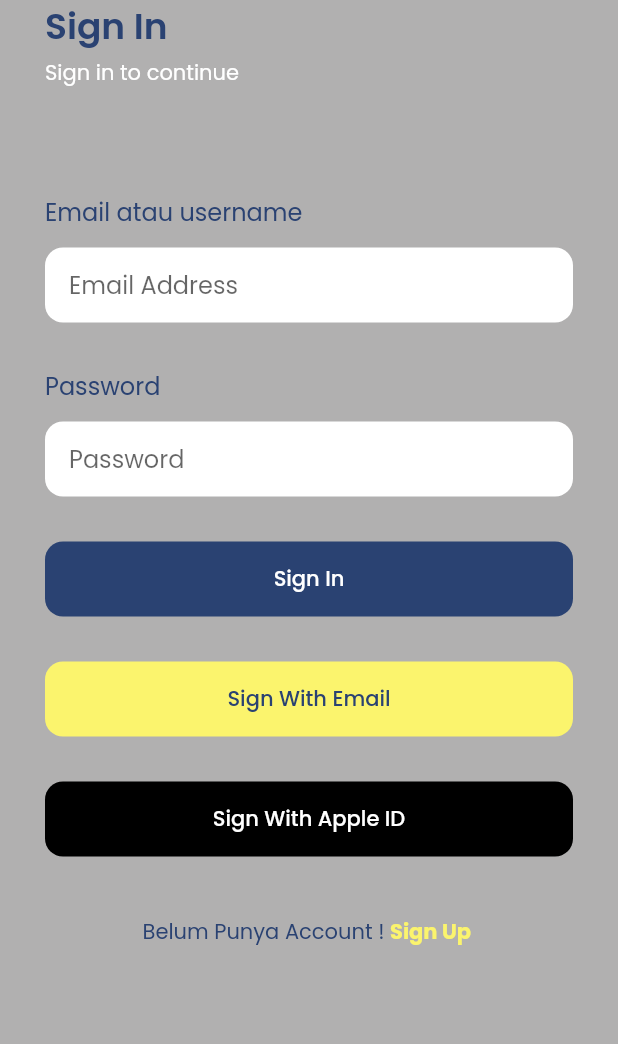
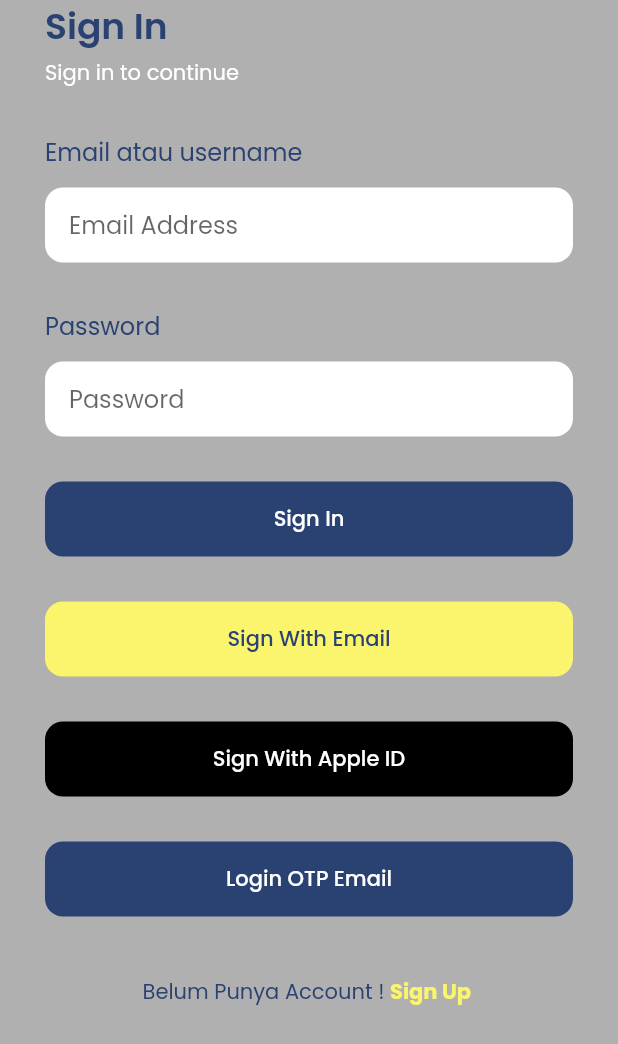
Before and after one commit to lirta/project_app, a Flutter app: the screen it shows after launch, on a phone screen of 412 x 824 dp. Shown: the top 1044 px of the screen. Run offline on Flutter 3.47's test engine with Material 2 defaults, Android fonts, the phone set to English and light mode, and no system bars; our stand-ins replace another_flushbar, device_info, google_fonts, google_sign_in, image_picker, location and 1 more; missing offline and left inert: apple_sign_in, email_auth, imei_plugin, onesignal_flutter; accounts and stored records are empty; network calls fail.

Commit message:
otp email

```diff
--- a/lib/main.dart
+++ b/lib/main.dart
@@ -3,6 +3,7 @@ import 'package:my_first/pages/edit_email_page.dart';
 import 'package:my_first/pages/edit_password_page.dart';
 import 'package:my_first/pages/edit_profile_page.dart';
 import 'package:my_first/pages/edit_username_page.dart';
+import 'package:my_first/pages/login_otp.dart';
 import 'package:my_first/pages/main_page.dart';
 import 'package:my_first/pages/profile_page.dart';
 import 'package:my_first/pages/splash_page.dart';
@@ -50,6 +51,7 @@ class MyApp extends StatelessWidget {
           '/edit-profile': (context) => EditProfilePage(),
           '/edit-username': (context) => EditUsername(),
           '/edit-email': (context) => EditEmail(),
+          'login-otp': (context) => LoginOtp(),
         },
       ),
     );
--- a/lib/pages/login_page.dart
+++ b/lib/pages/login_page.dart
@@ -144,7 +144,7 @@ class _LoginPageState extends State<LoginPage> {
 
     Widget email() {
       return Container(
-        margin: EdgeInsets.only(top: 70),
+        margin: EdgeInsets.only(top: 30),
         child: Column(
           crossAxisAlignment: CrossAxisAlignment.start,
           children: [
@@ -219,6 +219,29 @@ class _LoginPageState extends State<LoginPage> {
               ),
             )
           ],
+        ),
+      );
+    }
+
+    Widget loginOTP() {
+      return Container(
+        height: 50,
+        width: double.infinity,
+        margin: EdgeInsets.only(top: 30),
+        child: TextButton(
+          onPressed: () {
+            Navigator.pushNamed(context, 'login-otp');
+          },
+          style: TextButton.styleFrom(
+              backgroundColor: blueColor,
+              shape: RoundedRectangleBorder(
+                  borderRadius: BorderRadius.circular(12))),
+          child: isLoading == false
+              ? Text('Login OTP Email', style: wTextStyle)
+              : CircularProgressIndicator(
+                  strokeWidth: 2,
+                  valueColor: AlwaysStoppedAnimation(whiteColor),
+                ),
         ),
       );
     }
@@ -330,7 +353,8 @@ class _LoginPageState extends State<LoginPage> {
                 loginBotton(),
                 loginEmail(),
                 loginApple(),
-                registrasi()
+                loginOTP(),
+                registrasi(),
               ],
             ),
           ),
--- a/pubspec.yaml
+++ b/pubspec.yaml
@@ -38,6 +38,8 @@ dependencies:
   shared_preferences: ^2.0.7
   google_sign_in: ^4.5.9
   apple_sign_in: ^0.1.0
+  email_auth:
+  cotter:
 
 dev_dependencies:
   flutter_test:
```
Also changed, not shown: lib/pages/login_otp.dart (added, +183 -0 lines), pubspec.lock.
